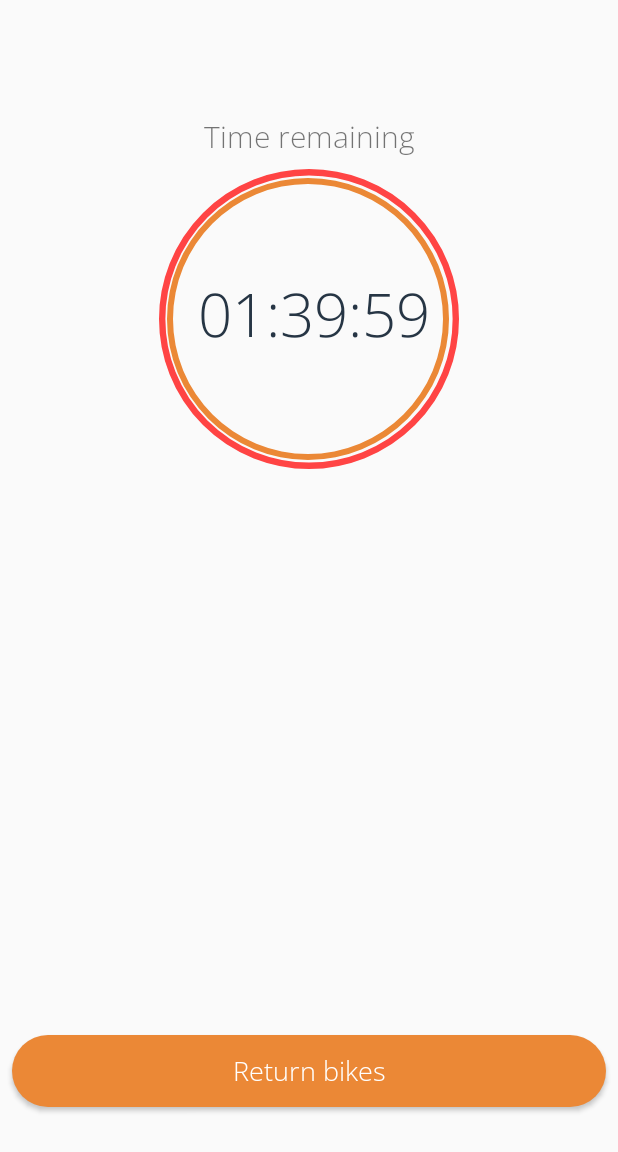
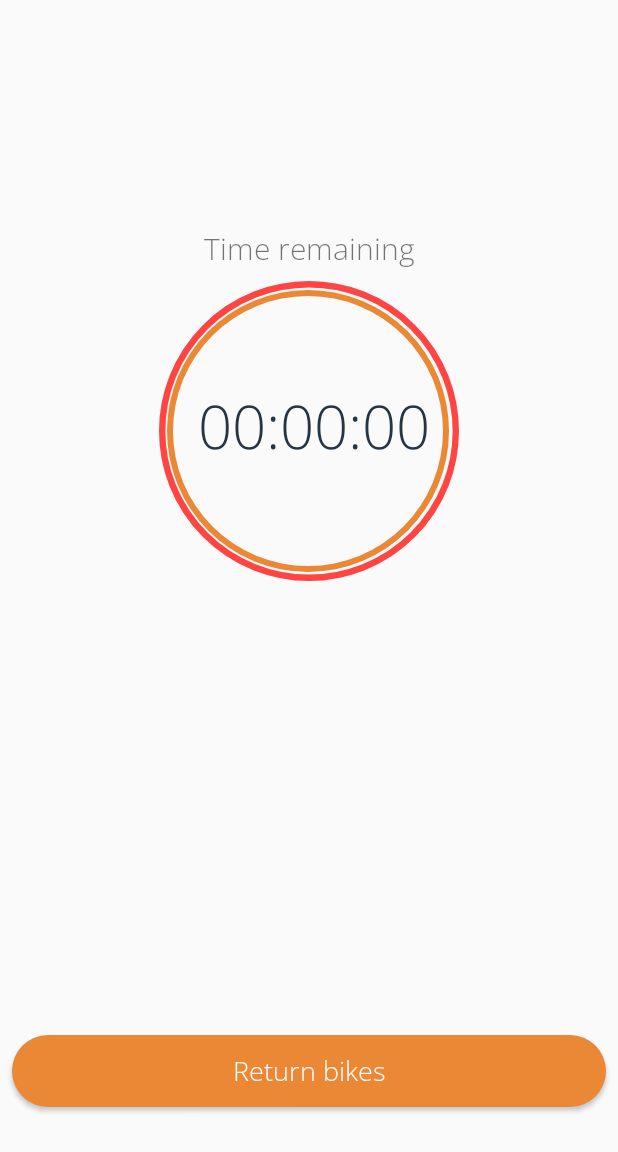
Before and after one commit to AlistairArk/SEP-Bike-Rental-Project, an Android app: the OnBookingActivity screen opened directly, with no data from a screen before it, on a phone screen of 412 x 824 dp, the part 84-1236 px from its top. Run offline under Robolectric (Android 15) with nearby library versions, the phone set to English and light mode, and no system bars; 1 statement that could not run was skipped.

Commit message:
Android changes

```diff
--- a/Android/LeedsRide/app/src/main/java/com/leedsride/rentalapp/LeedsRide/Adapter/NewOrderAdapter.java
+++ b/Android/LeedsRide/app/src/main/java/com/leedsride/rentalapp/LeedsRide/Adapter/NewOrderAdapter.java
@@ -120,6 +120,9 @@ public class NewOrderAdapter extends RecyclerView.Adapter<RecyclerView.ViewHolde
                     if (currentItem.getItemOrderType().equals("active")) {
                         colour = context.getResources().getColor(R.color.lightGreen);
                         viewHolder.colouredCircle.getDrawable().setColorFilter(colour, PorterDuff.Mode.SRC_ATOP);
+                    } else if (currentItem.getItemOrderType().equals("late")) {
+                        colour = context.getResources().getColor(R.color.red);
+                        viewHolder.colouredCircle.getDrawable().setColorFilter(colour, PorterDuff.Mode.SRC_ATOP);
 
                     } else if (currentItem.getItemOrderType().equals("available")) {
                         colour = context.getResources().getColor(R.color.Orange);
@@ -141,6 +144,8 @@ public class NewOrderAdapter extends RecyclerView.Adapter<RecyclerView.ViewHolde
 
                 if (currentItem.getItemOrderType().equals("active")) {
                     viewHolder.colourStrip.setBackgroundColor(context.getResources().getColor(R.color.lightGreen));
+                } else if (currentItem.getItemOrderType().equals("late")) {
+                    viewHolder.colourStrip.setBackgroundColor(context.getResources().getColor(R.color.red));
                 } else if (currentItem.getItemOrderType().equals("available")) {
                     viewHolder.colourStrip.setBackgroundColor(context.getResources().getColor(R.color.Orange));
                 } else if (currentItem.getItemOrderType().equals("upComing")) {
--- a/Android/LeedsRide/app/src/main/java/com/leedsride/rentalapp/LeedsRide/MapsActivity.java
+++ b/Android/LeedsRide/app/src/main/java/com/leedsride/rentalapp/LeedsRide/MapsActivity.java
@@ -204,7 +204,7 @@ public class MapsActivity extends FragmentActivity implements OnMapReadyCallback
             public void onResponse(Call<List<Locations>> call, Response<List<Locations>> response) {
 
 
-                System.out.println("lollllll"+response.message());
+                System.out.println(response.message());
 
                 List<Locations> locations = response.body();
 
--- a/Android/LeedsRide/app/src/main/java/com/leedsride/rentalapp/LeedsRide/OnBookingActivity.java
+++ b/Android/LeedsRide/app/src/main/java/com/leedsride/rentalapp/LeedsRide/OnBookingActivity.java
@@ -10,35 +10,84 @@ import android.view.View;
 import android.widget.Button;
 import android.widget.ProgressBar;
 import android.widget.TextView;
+import android.widget.Toast;
 
 import org.w3c.dom.Text;
 
+import java.text.ParseException;
+import java.text.SimpleDateFormat;
+import java.util.Calendar;
 import java.util.Locale;
 
 public class OnBookingActivity extends AppCompatActivity {
 
-    private static final long START_TIME_IN_MILIS = 6000000;
-    private long timeLeftInMillis = START_TIME_IN_MILIS;
+    private long START_TIME_IN_MILIS;
+    private long timeLeftInMillis;
     private CountDownTimer countDownTimer;
     private TextView rentalTimer;
+    private TextView warning;
     private ProgressBar rentalProgressBar;
     private Button returnBikes;
+    private int bikeNumber;
+    private int bookingID;
+    private String endDate;
 
     @Override
     protected void onCreate(Bundle savedInstanceState) {
         super.onCreate(savedInstanceState);
+
+        Bundle extras = getIntent().getExtras();
+        if (extras != null) {
+            bikeNumber = extras.getInt("BIKE_NUMBER");
+            bookingID = extras.getInt("BOOKING_ID");
+            endDate = extras.getString("END_DATE");
+        }
+
+
+        Calendar endDateTime = Calendar.getInstance();
+        Calendar now = Calendar.getInstance();
+
+        Locale locale = Locale.getDefault();
+
+        SimpleDateFormat sdf = new SimpleDateFormat("yyyy-mm-dd HH:mm:ss", locale);
+
+        try {
+            endDateTime.setTime(sdf.parse(endDate));
+        }
+        catch (ParseException e) {
+            Log.e("Parse", "Error");
+        }
+
+        int compare = now.compareTo(endDateTime);
+
         setContentView(R.layout.activity_on_booking);
-
         rentalTimer = (TextView)findViewById(R.id.rentalTimer);
         rentalProgressBar = (ProgressBar)findViewById(R.id.rentalProgressBar);
         returnBikes = (Button)findViewById(R.id.returnBikes);
 
-        startTimer();
+        if (compare == 1) {
+            warning = (TextView)findViewById(R.id.warning);
+            warning.setVisibility(View.VISIBLE);
+        }
+        else {
+
+            START_TIME_IN_MILIS = endDateTime.getTimeInMillis() - now.getTimeInMillis();
+            timeLeftInMillis = START_TIME_IN_MILIS;
+
+            System.out.println("##############################################"+START_TIME_IN_MILIS);
+
+            startTimer();
+
+        }
+
 
         returnBikes.setOnClickListener(new View.OnClickListener() {
             @Override
             public void onClick(View v) {
                 Intent startBarcode = new Intent(getApplicationContext(), BarcodeScanner.class);
+                startBarcode.putExtra("BIKE_NUMBER", bikeNumber);
+                startBarcode.putExtra("BOOKING_ID", bookingID);
+                startBarcode.putExtra("COMMIT", "return");
                 startActivity(startBarcode);
             }
         });
@@ -53,7 +102,7 @@ public class OnBookingActivity extends AppCompatActivity {
                 timeLeftInMillis = millisUntilFinished;
                 int seconds = (int) (timeLeftInMillis / 1000) % 60 ;
                 int minutes = (int) ((timeLeftInMillis / (1000*60)) % 60);
-                int hours   = (int) ((timeLeftInMillis / (1000*60*60)) % 24);
+                int hours   = (int) ((timeLeftInMillis / (1000*60*60)));
 
                 int percentage = (int) (0.5d + ((double)timeLeftInMillis/(double)START_TIME_IN_MILIS) * 100);
 
--- a/Android/LeedsRide/app/src/main/res/layout/activity_on_booking.xml
+++ b/Android/LeedsRide/app/src/main/res/layout/activity_on_booking.xml
@@ -30,7 +30,7 @@
         app:layout_constraintHorizontal_bias="0.497"
         app:layout_constraintStart_toStartOf="parent"
         app:layout_constraintTop_toTopOf="parent"
-        app:layout_constraintVertical_bias="0.26999998" />
+        app:layout_constraintVertical_bias="0.39" />
 
     <androidx.appcompat.widget.Toolbar
         android:id="@+id/toolbar"
@@ -80,6 +80,22 @@
         app:layout_constraintTop_toBottomOf="@+id/linearLayout" />
 
     <TextView
+        android:id="@+id/warning"
+        android:layout_width="match_parent"
+        android:visibility="invisible"
+        android:layout_height="wrap_content"
+        android:text="Warning: Please return bikes, you will be charged!"
+        android:background="@color/Orange"
+        android:fontFamily="@font/open_sans_light"
+        android:padding="15dp"
+        android:textStyle="bold"
+        android:textSize="16sp"
+        android:gravity="center"
+        app:layout_constraintEnd_toEndOf="@+id/toolbar"
+        app:layout_constraintStart_toStartOf="@+id/toolbar"
+        app:layout_constraintTop_toBottomOf="@+id/toolbar" />
+
+    <TextView
         android:id="@+id/textView7"
         android:layout_width="wrap_content"
         android:layout_height="wrap_content"
@@ -109,6 +125,7 @@
         app:layout_constraintEnd_toEndOf="@+id/rentalProgressBar"
         app:layout_constraintStart_toStartOf="@+id/rentalProgressBar"
         app:layout_constraintTop_toTopOf="@+id/rentalProgressBar"
-        android:text="00:10:00" />
+        android:text="00:00:00" />
+
 
 </androidx.constraintlayout.widget.ConstraintLayout>
--- a/Android/LeedsRide/app/src/main/res/values/colors.xml
+++ b/Android/LeedsRide/app/src/main/res/values/colors.xml
@@ -12,4 +12,6 @@
     <color name="lightGreen">#6BB726</color>
     <color name="primaryBlue">#007bff</color>
     <color name="darkGreyBlue">#5e7599</color>
+    <color name="red">#FF0000</color>
+
 </resources>
```
Also changed, not shown: Android/LeedsRide/app/src/main/java/com/leedsride/rentalapp/LeedsRide/BarcodeScanner.java (+174 -9 lines), Android/LeedsRide/app/src/main/java/com/leedsride/rentalapp/LeedsRide/MyOrders.java (+104 -64 lines), Android/LeedsRide/app/src/main/java/com/leedsride/rentalapp/LeedsRide/MyOrdersRecycler.java (+18 -1 lines), Android/LeedsRide/app/src/main/java/com/leedsride/rentalapp/LeedsRide/models/Orders.java (+31 -16 lines), Android/LeedsRide/app/src/main/java/com/leedsride/rentalapp/LeedsRide/restAPI.java (+13 -2 lines).
